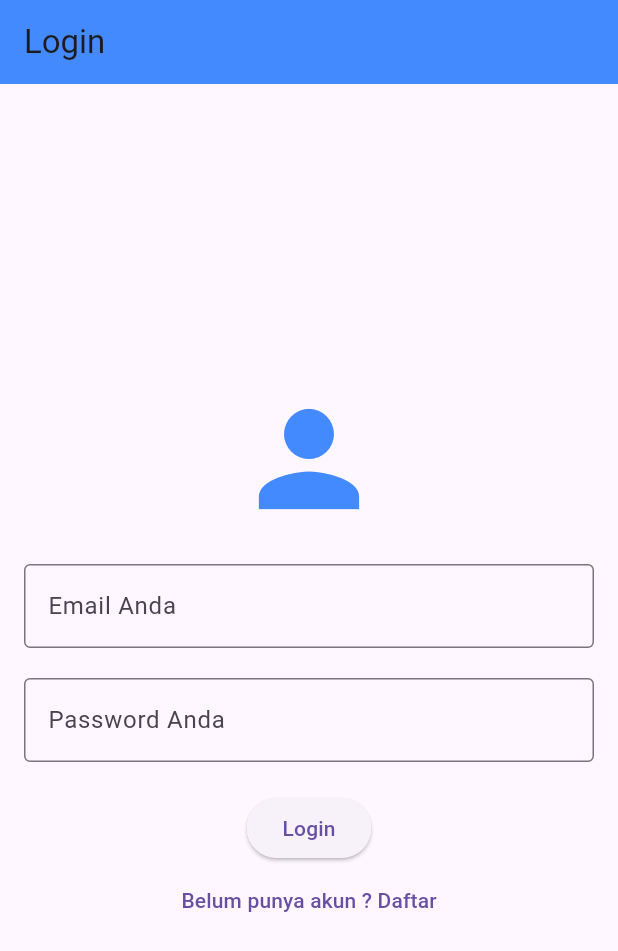
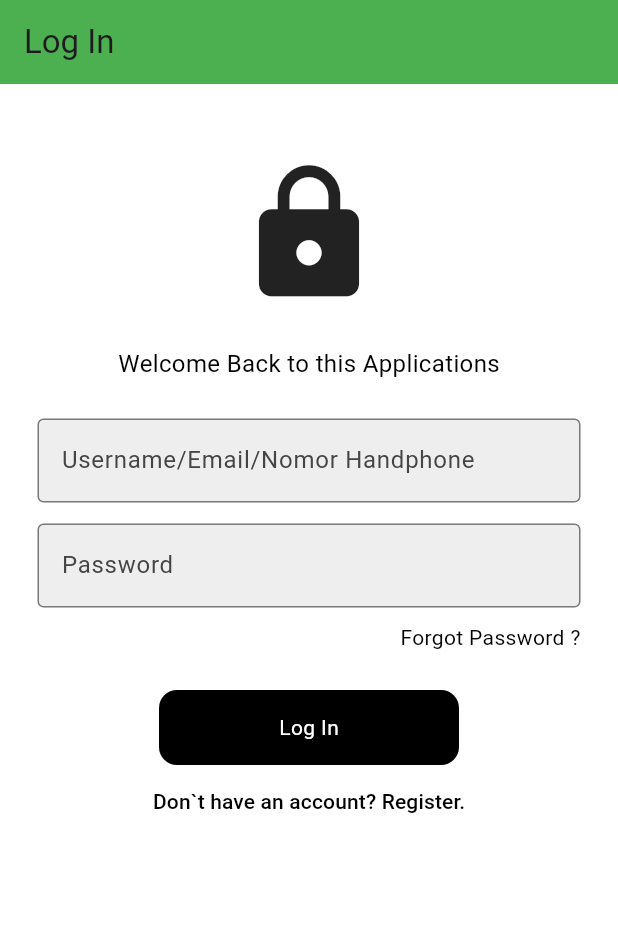
Before and after one commit to farizali04/praktikum_flutter_loginregister, a Flutter app: the screen it shows after launch, on a phone screen of 412 x 824 dp. Shown: the top 951 px of the screen. Run offline on Flutter 3.47's test engine with Material 3 defaults, Android fonts, the phone set to English and light mode, and no system bars.

Commit message:
login register

```diff
--- /dev/null
+++ b/lib/komponen/textfield.dart
@@ -0,0 +1,31 @@
+import 'package:flutter/material.dart';
+
+class CustomTextField extends StatelessWidget {
+  final controller;
+  final String hintText;
+  final bool obsecureText;
+  const CustomTextField({super.key, this.controller, required this.hintText, required this.obsecureText});
+
+  @override
+  Widget build(BuildContext context) {
+    return Padding(
+      padding: const EdgeInsets.symmetric(horizontal: 25.0),
+      child: TextField(
+        controller: controller,
+        obscureText: obsecureText,
+        decoration: InputDecoration(
+          enabledBorder: const OutlineInputBorder(
+            borderSide: BorderSide(color: Color.fromARGB(255, 123, 123, 123)),
+          ),
+          focusedBorder: OutlineInputBorder(
+            borderSide: BorderSide(color: const Color.fromARGB(255, 69, 69, 69)),
+          ),
+          fillColor: Colors.grey.shade200,
+          filled: true,
+          hintText: hintText,
+          hintStyle: TextStyle(color: const Color.fromARGB(255, 69, 69, 69)),
+        ),
+      ),
+    );
+  }
+}
--- a/lib/main.dart
+++ b/lib/main.dart
@@ -1,12 +1,18 @@
 import 'package:flutter/material.dart';
-import 'package:login_register/models/login_page.dart';
-import 'package:login_register/models/register_page.dart';
+// import 'package:login_register/models/login_page.dart';
+import 'package:login_register/models/loginPage2.dart';
+// import 'package:login_register/models/register_page.dart';
+import 'package:login_register/models/registerpage2.dart';
+import 'package:login_register/models/homepage.dart';
 
 void main() {
   runApp(MyApp());
 }
 
 class MyApp extends StatelessWidget {
+  const MyApp({super.key});
+
+  @override
   Widget build(BuildContext context) {
     return MaterialApp(
       debugShowCheckedModeBanner: false,
@@ -16,9 +22,11 @@ class MyApp extends StatelessWidget {
       // ),
       initialRoute: '/',
       routes: {
-        '/': (context) => LoginPage(),
-        '/register': (context) => RegisterPage(),
-        // '/profil' : (context)=> ProfilePage(),
+        '/': (context) => Loginpage2(),
+        // '/': (context) => LoginPage(),
+        '/register': (context) => Registerpage2(),
+        // '/register': (context) => RegisterPage(),
+        '/profile' : (context)=> ProfilePage(),
       },
     );
   }
--- /dev/null
+++ b/lib/models/loginPage2.dart
@@ -0,0 +1,132 @@
+import 'package:flutter/material.dart';
+// import 'package:login_register/komponen/button.dart';
+import 'package:login_register/komponen/textfield.dart';
+
+class Loginpage2 extends StatelessWidget{
+  Loginpage2 ({super.key});
+
+  // text editing controller
+  final userNameController = TextEditingController();
+  final passwordController = TextEditingController();
+
+  // log in user in method
+ void logIn(BuildContext context) {
+    String username = userNameController.text;
+    String email = "user@example.com"; // Untuk saat ini email bisa dihardcode atau disesuaikan.
+
+    // Arahkan ke halaman profil dengan mengirim username dan email
+    Navigator.pushNamed(
+      context,
+      '/profile',
+      arguments: {
+        'username': username,
+        'email': email,
+      },
+    );
+  }
+
+
+  @override
+  Widget build(BuildContext context) {
+    return Scaffold(
+      appBar: AppBar(
+        title: Text("Log In"),
+        backgroundColor: Colors.green,
+      ),
+      backgroundColor: Colors.white,
+      body: SafeArea(
+        child : Center(
+        child: Column(
+        children: [
+          const SizedBox(height: 50),
+          //logo
+          const Icon(
+            Icons.lock,
+            size : 100,
+          ),
+
+          const SizedBox(height: 25,),
+
+          // text dibawah logo
+          Text(
+            'Welcome Back to this Applications',
+            style: TextStyle(
+              color: Colors.black,
+              fontSize: 16,
+            ),
+          ),
+          const SizedBox(height: 25),
+
+          // username textfield
+          CustomTextField(
+            controller: userNameController,
+            hintText: 'Username/Email/Nomor Handphone',
+            obsecureText: false,
+          ),
+          const SizedBox(height: 14,),
+
+          // password textfile
+          CustomTextField(
+            controller: passwordController,
+            hintText: 'Password',
+            obsecureText: true,
+          ),
+          const SizedBox(height: 10),
+
+          // forgot password
+          Padding(
+            padding: const EdgeInsets.symmetric(horizontal: 25),
+            child: Row(
+              mainAxisAlignment: MainAxisAlignment.end,
+              children: [
+              Text(
+                'Forgot Password ?',
+                style: TextStyle(color: Colors.black),
+              ),
+            ],
+          ),
+          ),
+
+          const SizedBox(height: 25,),
+
+          // // sign in Button
+          // Button(
+          //   onTap: logIn,
+          // ),
+
+        InkWell(
+          onTap: () {
+            logIn(context);
+          },
+          child: Container(
+            width: 200, // Lebar tombol
+            height: 50, // Tinggi tombol
+            decoration: BoxDecoration(
+              color: Colors.black, // Warna latar belakang
+              borderRadius: BorderRadius.circular(12), // Radius sudut
+            ),
+            alignment: Alignment.center, // Mengatur posisi teks
+            child: const Text(
+              'Log In',
+              style: TextStyle(color: Colors.white), // Warna teks
+            ),
+          ),
+        ),
+          TextButton(
+            onPressed: (){
+              Navigator.pushNamed(context, '/register');
+            },
+            child: Text("Don`t have an account? Register.",
+            style: TextStyle(color: Colors.black),
+            ),
+            ),
+
+          // const SizedBox(height: 50),
+
+        ],
+        ),
+      ),
+      )
+    );
+  }
+}
--- a/pubspec.yaml
+++ b/pubspec.yaml
@@ -59,7 +59,7 @@ flutter:
   uses-material-design: true
 
   # To add assets to your application, add an assets section, like this:
-  # assets:
+  assets:
   #   - images/a_dot_burr.jpeg
   #   - images/a_dot_ham.jpeg
 
```
Also changed, not shown: lib/komponen/button.dart (added, +32 -0 lines), lib/models/homepage.dart (added, +93 -0 lines), lib/models/registerpage2.dart (added, +137 -0 lines).
